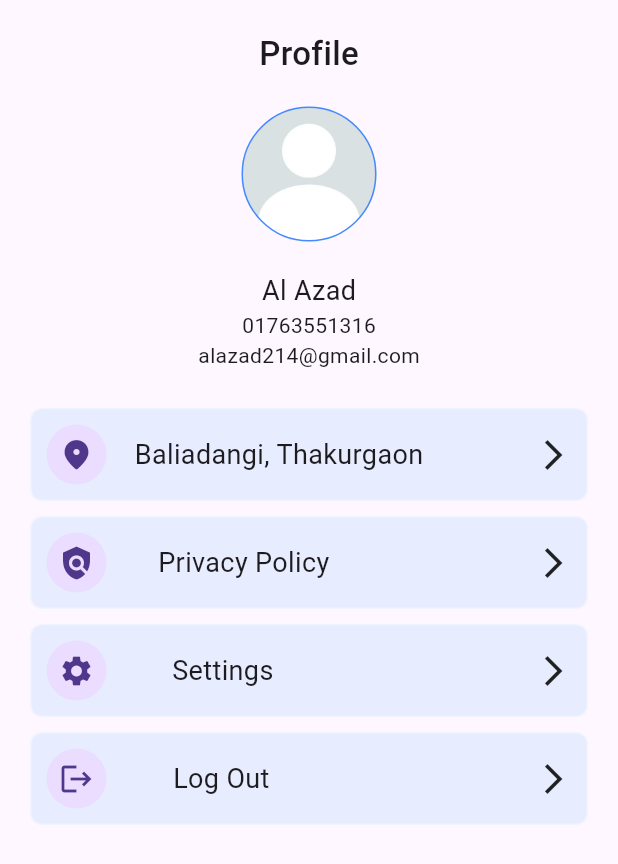
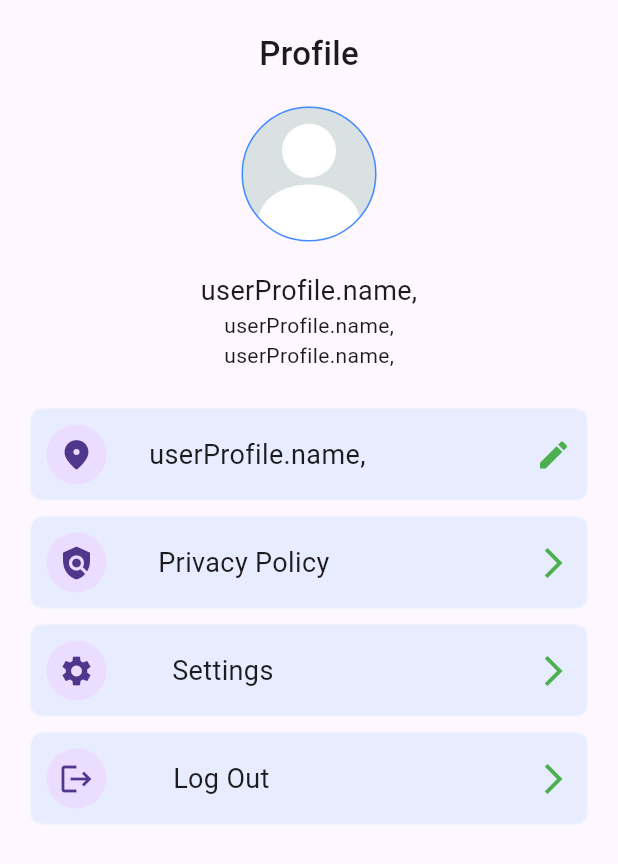
Before and after one commit to alazad214/Praner-Mart, a Flutter app: the ProfileScreen widget shown alone on an empty page, opened directly, on a phone screen of 412 x 824 dp. Shown: the top 864 px of the screen. Run offline on Flutter 3.47's test engine with Material 3 defaults, Android fonts, the phone set to English and light mode, and no system bars; our stand-ins replace cached_network_image, carousel_slider, cloud_firestore, firebase_auth, firebase_core, firebase_storage and 5 more; accounts and stored records are empty.

Commit message:
user profile model added

```diff
--- /dev/null
+++ b/lib/model/user_profile_model.dart
@@ -0,0 +1,27 @@
+import 'package:cloud_firestore/cloud_firestore.dart';
+
+class UserProfile {
+  final String name;
+  final String email;
+  final String uid;
+  final String phone;
+  final String address;
+  const UserProfile({
+    required this.name,
+    required this.email,
+    required this.uid,
+    required this.phone,
+    required this.address,
+  });
+
+  factory UserProfile.fromSnapshot(
+      DocumentSnapshot<Map<String, dynamic>> snapshot) {
+    final data = snapshot.data()!;
+    return UserProfile(
+        name: data["name"],
+        email: data["email"],
+        uid: data["uid"],
+        phone: data["phone"],
+        address: data["address"]);
+  }
+}
--- a/lib/screens/profile_screen.dart
+++ b/lib/screens/profile_screen.dart
@@ -1,19 +1,18 @@
 import 'package:flutter/material.dart';
 import 'package:get/get.dart';
-import 'package:get/get_core/src/get_main.dart';
+import 'package:pranermart/service/firestore_service.dart';
 import 'package:pranermart/widgets/profile_listTile.dart';
-
-import '../controllers/auth_controller.dart';
-
 class ProfileScreen extends StatelessWidget {
   ProfileScreen({super.key});
-  final controller = Get.put(AuthController());
-
+  final controller = Get.put(FireStoreService());
   @override
   Widget build(BuildContext context) {
-    return Scaffold(
-      body: SafeArea(
-        child: SingleChildScrollView(
+    return FutureBuilder(
+        future: controller.getuserProfile(),
+        builder: (_, snapshot) {
+          if (snapshot.connectionState == ConnectionState.done) {
+            if (snapshot.hasData) {
+              return SingleChildScrollView(
                 child: Center(
                   child: Padding(
                     padding: const EdgeInsets.all(20.0),
@@ -40,25 +39,26 @@ class ProfileScreen extends StatelessWidget {
                                 border: Border.all(color: Colors.blueAccent),
                                 shape: BoxShape.circle,
                                 image: DecorationImage(
-                              image: AssetImage("assets/images/profile.jpg"),
+                                    image:
+                                        AssetImage("assets/images/profile.jpg"),
                                     fit: BoxFit.cover)),
                           ),
                         ),
                         const SizedBox(height: 20.0),
-                  const Text(
-                    "Al Azad",
+                        Text(
+                          "userProfile.name,",
                           style: TextStyle(
                             fontSize: 18.0,
                           ),
                         ),
-                  const Text(
-                    "01763551316",
+                        Text(
+                          "userProfile.name,",
                           style: TextStyle(
                             fontSize: 14.0,
                           ),
                         ),
-                  const Text(
-                    "alazad214@gmail.com",
+                        Text(
+                          "userProfile.name,",
                           style: TextStyle(
                             fontSize: 14.0,
                           ),
@@ -66,29 +66,41 @@ class ProfileScreen extends StatelessWidget {
                         const SizedBox(height: 20.0),
                         ProfileListtile(
                           icon: Icons.location_on_rounded,
-                    title: "Baliadangi, Thakurgaon",
+                          title: "userProfile.name,",
+                          arrowicon: Icons.edit,
                         ),
                         ProfileListtile(
                           icon: Icons.policy,
                           title: "Privacy Policy",
+                          arrowicon: Icons.arrow_forward_ios_outlined,
                         ),
                         ProfileListtile(
                           icon: Icons.settings,
                           title: "Settings",
+                          arrowicon: Icons.arrow_forward_ios_outlined,
                         ),
                         ProfileListtile(
                           icon: Icons.logout,
                           title: "Log Out",
-                    ontap: (){
-                      controller.signOut();
-                    },
-                  )
+                          arrowicon: Icons.arrow_forward_ios_outlined,
+                          ontap: () {},
+                        ),
+                        const SizedBox(height: 20.0),
                       ],
                     ),
                   ),
                 ),
-        ),
-      ),
+              );
+            } else {
+              return Center(
+                child: Text("Something Wrong"),
               );
             }
+          } else {
+            return Center(
+              child: CircularProgressIndicator(),
+            );
           }
+        });
+  }
+}
--- /dev/null
+++ b/lib/service/firestore_service.dart
@@ -0,0 +1,22 @@
+import 'package:cloud_firestore/cloud_firestore.dart';
+import 'package:firebase_auth/firebase_auth.dart';
+import 'package:get/get.dart';
+import 'package:get_storage/get_storage.dart';
+
+import '../model/user_profile_model.dart';
+
+class FireStoreService extends GetxController {
+  var box = GetStorage();
+  final FirebaseFirestore firestore = FirebaseFirestore.instance;
+  final user = FirebaseAuth.instance.currentUser!.email;
+
+  Future<UserProfile> getuserProfile() async {
+    final snapshot = await firestore
+        .collection("Users")
+        .where("email", isEqualTo: user)
+        .get();
+    final UserData =
+        snapshot.docs.map((e) => UserProfile.fromSnapshot(e)).single;
+    return UserData;
+  }
+}
--- a/lib/widgets/profile_listTile.dart
+++ b/lib/widgets/profile_listTile.dart
@@ -7,12 +7,14 @@ class ProfileListtile extends StatelessWidget {
     this.title,
     this.subtitle,
     this.icon,
+    this.arrowicon,
     this.ontap,
   }) : super(key: key);
 
   final String? title;
   final String? subtitle;
   final IconData? icon;
+  final IconData? arrowicon;
   final VoidCallback? ontap;
 
   @override
@@ -20,9 +22,10 @@ class ProfileListtile extends StatelessWidget {
     return InkWell(
       onTap: ontap,
       child: Container(
-          margin: const EdgeInsets.symmetric(vertical: 5,),
+          margin: const EdgeInsets.symmetric(
+            vertical: 5,
+          ),
           padding: EdgeInsets.symmetric(vertical: 10, horizontal: 10),
-
           decoration: BoxDecoration(
             color: Colors.blue.withOpacity(0.1),
             border: Border.all(color: Colors.white38),
@@ -32,8 +35,8 @@ class ProfileListtile extends StatelessWidget {
             mainAxisAlignment: MainAxisAlignment.spaceBetween,
             children: [
               CircleAvatar(child: Icon(icon ?? Icons.add)),
-               Text(
-                title?? "",
+              Text(
+                title ?? "",
                 style: TextStyle(
                   fontSize: 18.0,
                 ),
@@ -41,7 +44,10 @@ class ProfileListtile extends StatelessWidget {
               SizedBox(),
               SizedBox(),
               SizedBox(),
-              Icon(Icons.arrow_forward_ios_outlined)
+              Icon(
+                arrowicon,
+                color: Colors.green,
+              )
             ],
           )),
     );
--- a/pubspec.yaml
+++ b/pubspec.yaml
@@ -51,6 +51,7 @@ dependencies:
   cached_network_image: ^3.3.1
   path_provider: ^2.0.11
   path: ^1.8.0
+  get_storage: ^2.1.1
 
 dev_dependencies:
   flutter_test:
```
Also changed, not shown: pubspec.lock. Lines whose indentation alone changed are shown as unchanged.
